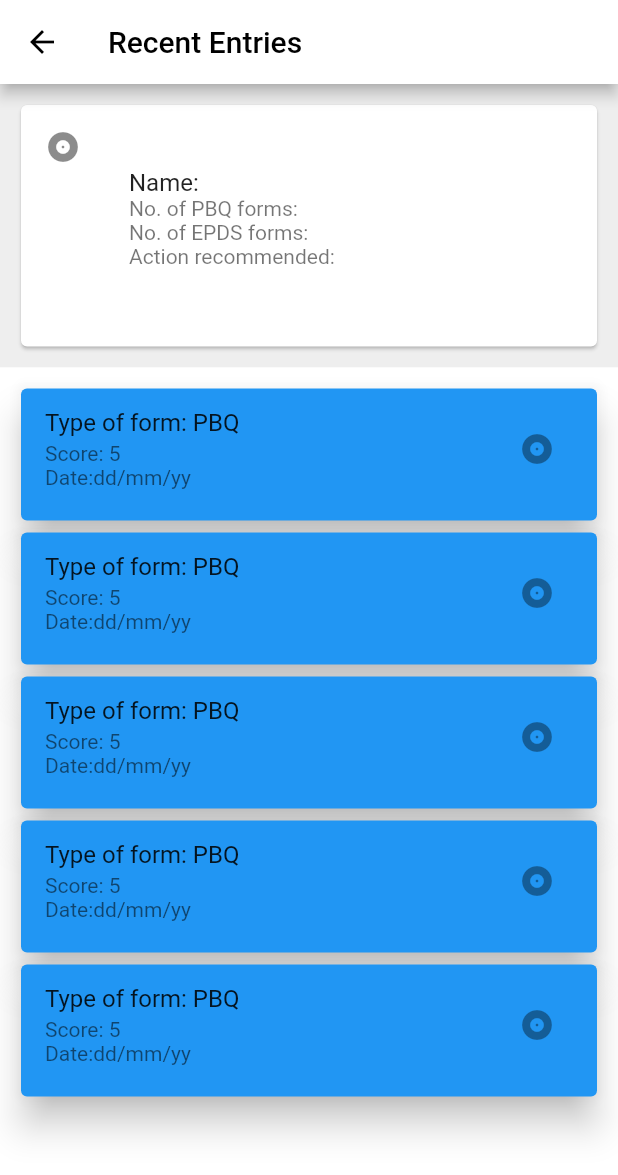
After one commit to AyushBherwani1998/FlutterCSEProject, a Flutter app: the RecentE screen opened directly, after a tap on "Name of Patient:", on a phone screen of 412 x 824 dp. The commit adds this screen. Shown: the top 1175 px of the screen. Run offline on Flutter 3.47's test engine with Material 2 defaults, Android fonts, the phone set to English and light mode, and no system bars; our stand-ins replace cloud_firestore, datetime_picker_formfield, firebase_auth, font_awesome_flutter, progress_indicators, sqflite and 1 more; accounts and stored records are empty.

Commit message:
recent_entries
added

```diff
--- a/flutter_forms/lib/user_interface/home_page.dart
+++ b/flutter_forms/lib/user_interface/home_page.dart
@@ -2,6 +2,7 @@ import 'package:flutter/material.dart';
 import 'package:flutter_forms/firebase_services/firebase_auth.dart';
 import 'package:flutter_forms/user_interface/existing_patient.dart';
 import 'package:flutter_forms/user_interface/new_patient.dart';
+import 'package:flutter_forms/user_interface/recent_entries.dart';
 
 
 
@@ -63,6 +64,7 @@ class MyHome extends State<Home> {
             ListTile(
               title: Text('Recent Entries'),
               onTap: () {
+                Navigator.push(context, MaterialPageRoute(builder: (context)=>RecentE()));
                 print("Recent Entries");
               },
             ),
--- /dev/null
+++ b/flutter_forms/lib/user_interface/recent_entries.dart
@@ -0,0 +1,58 @@
+import 'package:cloud_firestore/cloud_firestore.dart';
+import 'package:flutter/material.dart';
+import 'package:flutter_forms/firebase_services/firestore_search_service.dart';
+import 'package:flutter_forms/firebase_services/firebase_auth.dart';
+import 'package:flutter_forms/user_interface/recent_patient.dart';
+class RecentE extends StatelessWidget {
+  @override
+  Widget build(BuildContext context) {
+    return Scaffold(
+      appBar: AppBar(
+        title: Text("Recent Entries",style: TextStyle(color: Colors.black),),
+        backgroundColor: Colors.white,
+        iconTheme: IconThemeData(color: Colors.black),
+      ),
+      body: Recent(),
+    );
+  }
+}
+class Recent extends StatefulWidget{
+  @override
+  State<StatefulWidget> createState() {
+    return RecentPatient();
+  }
+
+}
+class RecentPatient extends State<Recent> {
+  @override
+  Widget build(BuildContext context) {
+    return Container(
+      color: Colors.white,
+      padding: EdgeInsets.all(10.0),
+      child: ListView.builder(
+        itemCount: 5, //no. of recent forms,
+        itemBuilder: (BuildContext context, int index) {
+          return Card(
+            color: Colors.blue,
+            elevation: 10.0,
+            child: ListTile(
+              onTap: (){Navigator.push(context, MaterialPageRoute(builder: (context)=>RecentP()));},
+              isThreeLine: true,
+              title: Text(
+                "Name of Patient: ",
+              ),
+              //give name of form
+              subtitle: Text("Action Required: \n"),
+              //add score and date
+              trailing: IconButton(
+                  icon: Icon(Icons.album),
+                  onPressed: null), // give color on the basis of score
+            ),
+          );
+        },
+        physics: BouncingScrollPhysics(),
+        scrollDirection: Axis.vertical,
+      ),
+    );
+  }
+}
--- /dev/null
+++ b/flutter_forms/lib/user_interface/recent_patient.dart
@@ -0,0 +1,80 @@
+import 'package:flutter/material.dart';
+
+class RecentP extends StatelessWidget {
+  @override
+  Widget build(BuildContext context) {
+    return Scaffold(
+      appBar: AppBar(
+        title: Text(
+          "Recent Entries",
+          style: TextStyle(color: Colors.black),
+        ),
+        backgroundColor: Colors.white,
+        iconTheme: IconThemeData(color: Colors.black),
+      ),
+      body: Patient(),
+    );
+  }
+}
+
+class Patient extends StatefulWidget {
+  @override
+  State<StatefulWidget> createState() {
+    return MyPatient();
+  }
+}
+
+class MyPatient extends State<Patient> {
+  @override
+  Widget build(BuildContext context) {
+    return Column(
+      children: [
+        Container(
+          color: Colors.grey.shade200,
+          padding: EdgeInsets.all(10.0),
+          child: Card(
+            child: Column(
+              children: <Widget>[
+                const ListTile(
+                  leading: Icon(Icons.album),
+                  title: Text('\n\nName: '),
+                  subtitle: Text(
+                      'No. of PBQ forms: \nNo. of EPDS forms: \nAction recommended: \n\n\n'),
+                ),
+              ],
+            ),
+          ),
+        ),
+        Expanded(
+          child: Container(
+            color: Colors.white,
+            padding: EdgeInsets.all(10.0),
+            child: ListView.builder(
+              itemCount: 5, //no. of recent forms,
+              itemBuilder: (BuildContext context, int index) {
+                return Card(
+                  color: Colors.blue,
+                  elevation: 10.0,
+                  child: ListTile(
+                    isThreeLine: true,
+                    title: Text(
+                      "Type of form: PBQ",
+                    ),
+                    //give name of form
+                    subtitle: Text("Score: 5 \nDate:dd/mm/yy "),
+                    //add score and date
+                    trailing: IconButton(
+                        icon: Icon(Icons.album),
+                        onPressed: null), // give color on the basis of score
+                  ),
+                );
+              },
+              physics: BouncingScrollPhysics(),
+              scrollDirection: Axis.vertical,
+            ),
+          ),
+        ),
+      ],
+    );
+  }
+}
```
